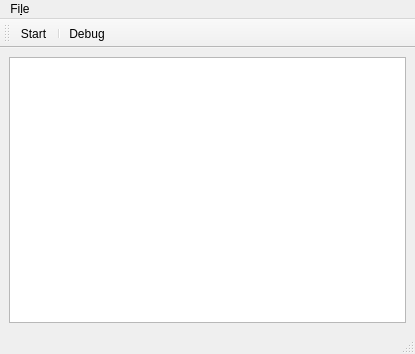
Before: the Qt Designer form ui/Scan_My_LAN.ui in DamienDaco/Scan_My_LAN, drawn with Qt 5.
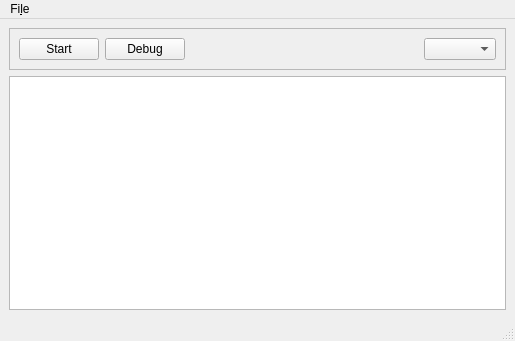
After: the same form once the commit is applied.

Commit message: Improved GUI buttons. Added interface combo box. Added some test lines in main app.

```diff
--- a/ui/Scan_My_LAN.ui
+++ b/ui/Scan_My_LAN.ui
@@ -6,8 +6,8 @@
    <rect>
     <x>0</x>
     <y>0</y>
-    <width>415</width>
-    <height>354</height>
+    <width>515</width>
+    <height>341</height>
    </rect>
   </property>
   <property name="windowTitle">
@@ -15,9 +15,51 @@
   </property>
   <widget class="QWidget" name="centralwidget">
    <layout class="QGridLayout" name="gridLayout">
-    <item row="0" column="0">
+    <item row="1" column="0">
      <widget class="QTableView" name="table_view"/>
     </item>
+    <item row="0" column="0">
+     <widget class="QFrame" name="frame">
+      <property name="frameShape">
+       <enum>QFrame::StyledPanel</enum>
+      </property>
+      <property name="frameShadow">
+       <enum>QFrame::Raised</enum>
+      </property>
+      <layout class="QGridLayout" name="gridLayout_2">
+       <item row="0" column="2">
+        <spacer name="horizontalSpacer">
+         <property name="orientation">
+          <enum>Qt::Horizontal</enum>
+         </property>
+         <property name="sizeHint" stdset="0">
+          <size>
+           <width>40</width>
+           <height>20</height>
+          </size>
+         </property>
+        </spacer>
+       </item>
+       <item row="0" column="1">
+        <widget class="QPushButton" name="debug_button">
+         <property name="text">
+          <string>Debug</string>
+         </property>
+        </widget>
+       </item>
+       <item row="0" column="0">
+        <widget class="QPushButton" name="start_button">
+         <property name="text">
+          <string>Start</string>
+         </property>
+        </widget>
+       </item>
+       <item row="0" column="3">
+        <widget class="QComboBox" name="interface_box"/>
+       </item>
+      </layout>
+     </widget>
+    </item>
    </layout>
   </widget>
   <widget class="QMenuBar" name="menubar">
@@ -25,7 +67,7 @@
     <rect>
      <x>0</x>
      <y>0</y>
-     <width>415</width>
+     <width>515</width>
      <height>30</height>
     </rect>
    </property>
@@ -38,20 +80,6 @@
    <addaction name="menuFile"/>
   </widget>
   <widget class="QStatusBar" name="statusbar"/>
-  <widget class="QToolBar" name="toolBar">
-   <property name="windowTitle">
-    <string>toolBar</string>
-   </property>
-   <attribute name="toolBarArea">
-    <enum>TopToolBarArea</enum>
-   </attribute>
-   <attribute name="toolBarBreak">
-    <bool>false</bool>
-   </attribute>
-   <addaction name="action_start"/>
-   <addaction name="separator"/>
-   <addaction name="action_debug"/>
-  </widget>
   <action name="action_start">
    <property name="text">
     <string>Start</string>
```
Left out of the diff: 2 changed lines with no effect on the pictures. The commit also changes 2 other files.
